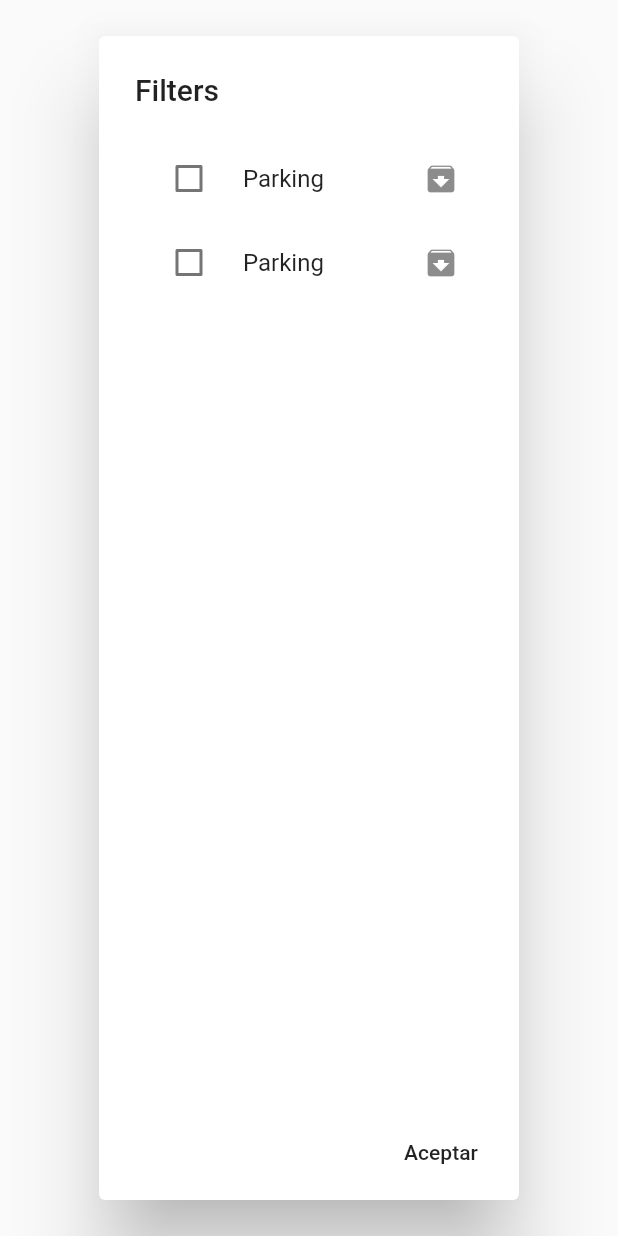
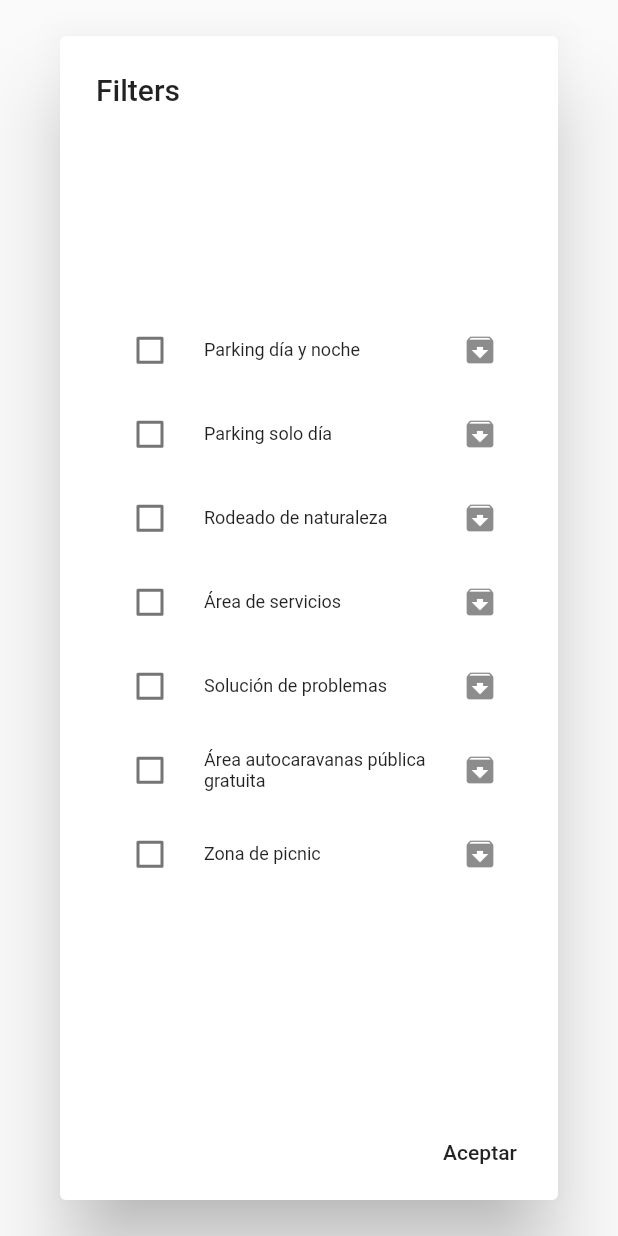
Before and after one commit to jvazquezmatias/map_project, a Flutter app: the DialogFilter widget shown alone on an empty page, opened directly, on a phone screen of 412 x 824 dp. Run offline on Flutter 3.47's test engine with Material 2 defaults, Android fonts, the phone set to English and light mode, and no system bars; our stand-ins replace google_maps_flutter; missing offline and left inert: flutter_sweet_alert, mysql1; accounts and stored records are empty.

Commit message:
Filtros a

```diff
--- a/lib/ui/pages/map_page.dart
+++ b/lib/ui/pages/map_page.dart
@@ -11,6 +11,11 @@ class MapPage extends StatefulWidget {
   static int _indexFormatMap = 0;
   static bool _value1 = false;
   static bool _value2 = false;
+  static bool _value3 = false;
+  static bool _value4 = false;
+  static bool _value5 = false;
+  static bool _value6 = false;
+  static bool _value7 = false;
   static String tag = 'map-page';
   static MapType tipusMapa = MapType.normal;
   @override
@@ -27,8 +32,6 @@ class MapUiPage extends State<MapPage> {
   Completer<GoogleMapController> _controller = Completer();
   GoogleMapController controllerMap;
   Map<MarkerId, Marker> markers = <MarkerId, Marker>{};
-
-
 
   @override
   Widget build(BuildContext context) {
@@ -162,13 +165,13 @@ class DialogFilter extends StatefulWidget {
 }
 
 class _FilterDialog extends State<DialogFilter> {
-
   String _selectedId;
   @override
   Widget build(BuildContext context) {
     return new AlertDialog(
       title: new Text("Filters"),
       content: Center(
+        child: SingleChildScrollView(
           child: Column(
             children: <Widget>[
               CheckboxListTile(
@@ -176,7 +179,8 @@ class _FilterDialog extends State<DialogFilter> {
                 onChanged: (bool value) => setState(() {
                       MapPage._value1 = value;
                     }),
-              title: Text('Parking'),
+                title: Text('Parking día y noche',
+                    style: TextStyle(fontSize: 12.0)),
                 controlAffinity: ListTileControlAffinity.leading,
                 secondary: Icon(Icons.archive),
                 activeColor: Colors.red,
@@ -186,12 +190,68 @@ class _FilterDialog extends State<DialogFilter> {
                 onChanged: (bool value) => setState(() {
                       MapPage._value2 = value;
                     }),
-              title: Text('Parking'),
+                title:
+                    Text('Parking solo día', style: TextStyle(fontSize: 12.0)),
+                controlAffinity: ListTileControlAffinity.leading,
+                secondary: Icon(Icons.archive),
+                activeColor: Colors.red,
+              ),
+              CheckboxListTile(
+                value: MapPage._value3,
+                onChanged: (bool value) => setState(() {
+                      MapPage._value3 = value;
+                    }),
+                title: Text('Rodeado de naturaleza',
+                    style: TextStyle(fontSize: 12.0)),
+                controlAffinity: ListTileControlAffinity.leading,
+                secondary: Icon(Icons.archive),
+                activeColor: Colors.red,
+              ),
+              CheckboxListTile(
+                value: MapPage._value4,
+                onChanged: (bool value) => setState(() {
+                      MapPage._value4 = value;
+                    }),
+                title:
+                    Text('Área de servicios', style: TextStyle(fontSize: 12.0)),
+                controlAffinity: ListTileControlAffinity.leading,
+                secondary: Icon(Icons.archive),
+                activeColor: Colors.red,
+              ),
+              CheckboxListTile(
+                value: MapPage._value5,
+                onChanged: (bool value) => setState(() {
+                      MapPage._value5 = value;
+                    }),
+                title: Text('Solución de problemas',
+                    style: TextStyle(fontSize: 12.0)),
+                controlAffinity: ListTileControlAffinity.leading,
+                secondary: Icon(Icons.archive),
+                activeColor: Colors.red,
+              ),
+              CheckboxListTile(
+                value: MapPage._value6,
+                onChanged: (bool value) => setState(() {
+                      MapPage._value6 = value;
+                    }),
+                title: Text('Área autocaravanas pública gratuita',
+                    style: TextStyle(fontSize: 12.0)),
+                controlAffinity: ListTileControlAffinity.leading,
+                secondary: Icon(Icons.archive),
+                activeColor: Colors.red,
+              ),
+              CheckboxListTile(
+                value: MapPage._value7,
+                onChanged: (bool value) => setState(() {
+                      MapPage._value7 = value;
+                    }),
+                title: Text('Zona de picnic', style: TextStyle(fontSize: 12.0)),
                 controlAffinity: ListTileControlAffinity.leading,
                 secondary: Icon(Icons.archive),
                 activeColor: Colors.red,
               ),
             ],
+          ),
         ),
       ),
       actions: <Widget>[
```
Lines whose indentation alone changed are shown as unchanged.
